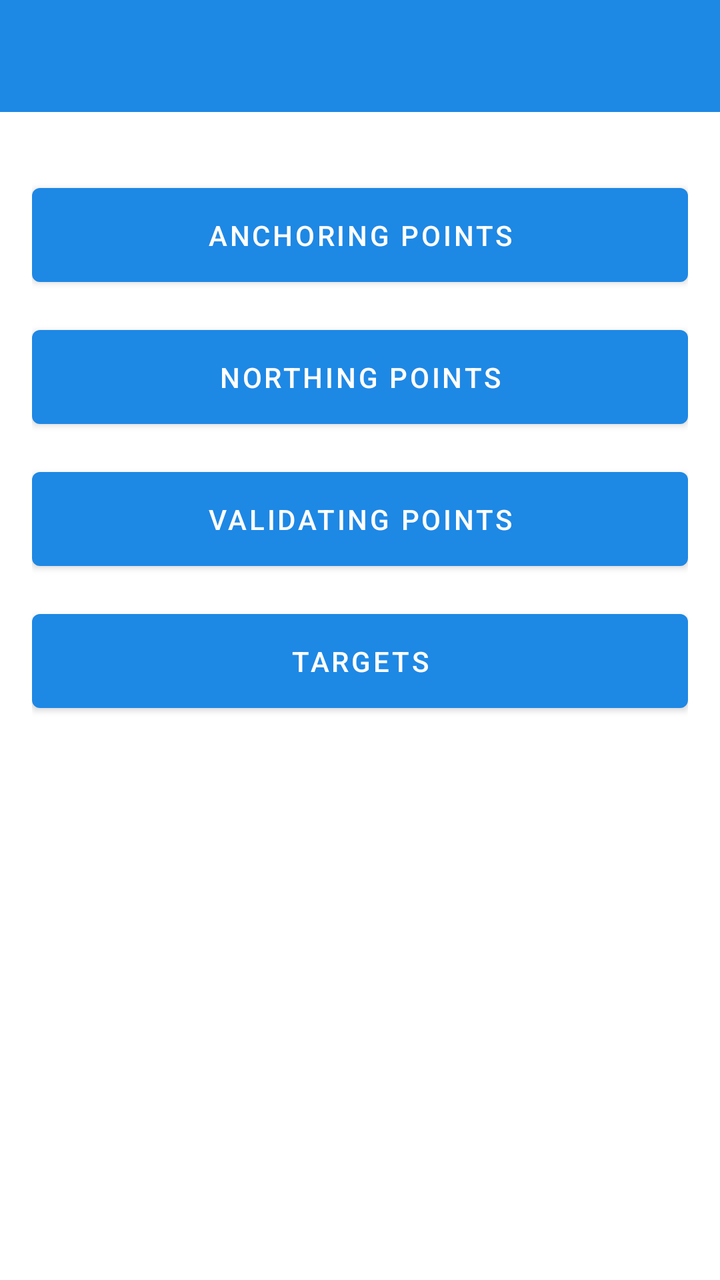
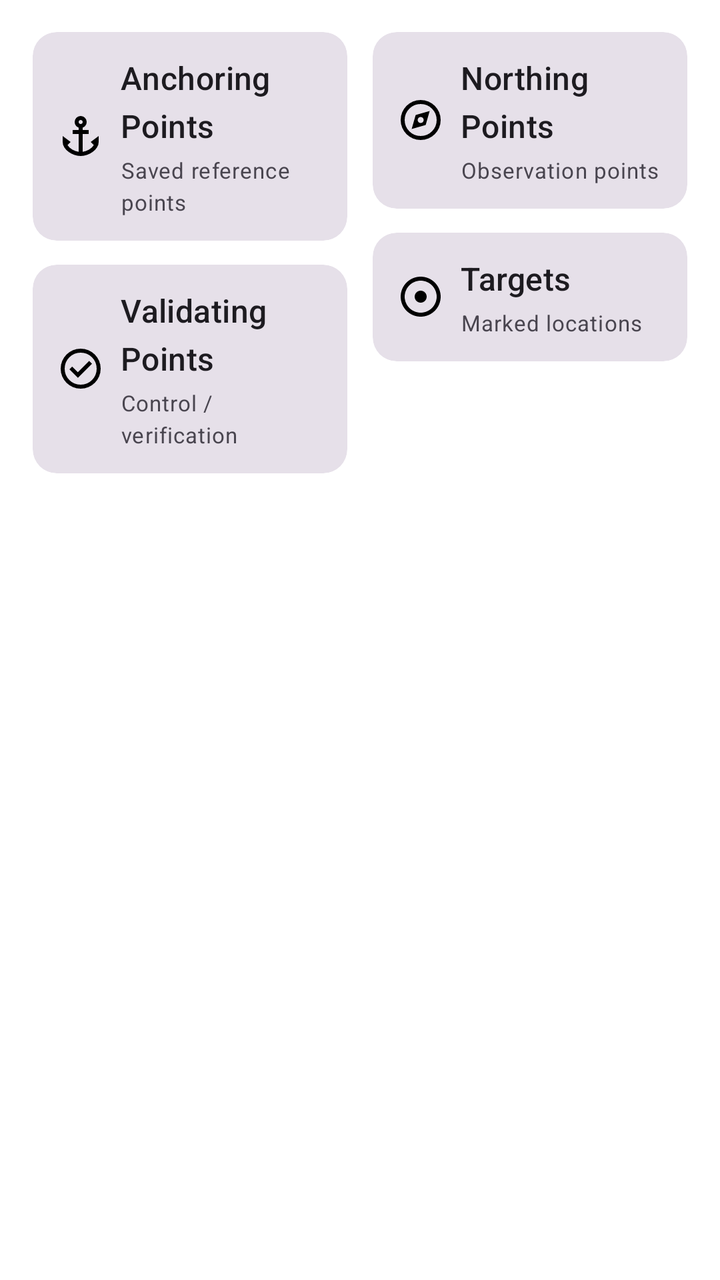

Compare the two renders of this Android layout. The source of the first and the diff that turns it into the second are given below.
<!-- AndroidManifest.xml: application theme Theme.LandNv4 -->
<!-- res/layout/activity_data_bank.xml -->
<?xml version="1.0" encoding="utf-8"?>
<LinearLayout xmlns:android="http://schemas.android.com/apk/res/android"
    xmlns:app="http://schemas.android.com/apk/res-auto"
    android:layout_width="match_parent"
    android:layout_height="match_parent"
    android:orientation="vertical">

    <include layout="@layout/include_toolbar"/>

    <androidx.constraintlayout.widget.ConstraintLayout
        android:id="@+id/data_bank_root"
        android:layout_width="match_parent"
        android:layout_height="0dp"
        android:layout_weight="1"
        android:padding="16dp">


        

        <androidx.constraintlayout.widget.ConstraintLayout
            android:id="@+id/buttonsContainer"
            android:layout_width="0dp"
            android:layout_height="0dp"
            android:layout_marginTop="16dp"
            app:layout_constraintTop_toTopOf="parent"
            app:layout_constraintBottom_toBottomOf="parent"
            app:layout_constraintStart_toStartOf="parent"
            app:layout_constraintEnd_toEndOf="parent">

            <Button
                android:id="@+id/btnAnchoring"
                android:layout_width="0dp"
                android:layout_height="wrap_content"
                android:text="Anchoring Points"
                android:padding="14dp"
                app:layout_constraintTop_toTopOf="parent"
                app:layout_constraintStart_toStartOf="parent"
                app:layout_constraintEnd_toEndOf="parent"/>

            <Button
                android:id="@+id/btnNorthing"
                android:layout_width="0dp"
                android:layout_height="wrap_content"
                android:text="Northing Points"
                android:padding="14dp"
                android:layout_marginTop="12dp"
                app:layout_constraintTop_toBottomOf="@id/btnAnchoring"
                app:layout_constraintStart_toStartOf="parent"
                app:layout_constraintEnd_toEndOf="parent"/>

            <Button
                android:id="@+id/btnValidating"
                android:layout_width="0dp"
                android:layout_height="wrap_content"
                android:text="Validating Points"
                android:padding="14dp"
                android:layout_marginTop="12dp"
                app:layout_constraintTop_toBottomOf="@id/btnNorthing"
                app:layout_constraintStart_toStartOf="parent"
                app:layout_constraintEnd_toEndOf="parent"/>

            <Button
                android:id="@+id/btnTargets"
                android:layout_width="0dp"
                android:layout_height="wrap_content"
                android:text="Targets"
                android:padding="14dp"
                android:layout_marginTop="12dp"
                app:layout_constraintTop_toBottomOf="@id/btnValidating"
                app:layout_constraintStart_toStartOf="parent"
                app:layout_constraintEnd_toEndOf="parent"/>

        </androidx.constraintlayout.widget.ConstraintLayout>

    </androidx.constraintlayout.widget.ConstraintLayout>
</LinearLayout>
<!-- res/layout/include_toolbar.xml (included above) -->
<?xml version="1.0" encoding="utf-8"?>
<com.google.android.material.appbar.AppBarLayout
    xmlns:android="http://schemas.android.com/apk/res/android"
    xmlns:app="http://schemas.android.com/apk/res-auto"
    android:layout_width="match_parent"
    android:layout_height="wrap_content"
    android:fitsSystemWindows="true" >

    <com.google.android.material.appbar.MaterialToolbar
        android:id="@+id/toolbar"
        android:layout_width="match_parent"
        android:layout_height="?attr/actionBarSize"
        android:background="?attr/colorPrimary"
        app:titleTextColor="@android:color/white" />
</com.google.android.material.appbar.AppBarLayout>
<!-- resources referenced by this layout -->
<resources>
  <style name="Theme.LandNv4" parent="Theme.MaterialComponents.DayNight.NoActionBar">
          
          <item name="colorPrimary">@color/color_primary</item>
          <item name="colorPrimaryVariant">@color/color_primary_variant</item>
          <item name="colorOnPrimary">@color/color_on_primary</item>
  
          <item name="colorSecondary">@color/color_secondary</item>
          <item name="colorSecondaryVariant">@color/color_secondary_variant</item>
          <item name="colorOnSecondary">@color/color_on_secondary</item>
  
          
          <item name="android:windowBackground">@color/app_background</item>
          <item name="colorSurface">@color/app_surface</item>
          <item name="colorOnSurface">@color/app_on_surface</item>
      </style>
  <color name="color_primary_variant">#1565C0</color>
  <color name="color_secondary_variant">#00897B</color>
  <color name="app_surface">#FFFFFF</color>
  <!-- unchanged entries left out for length: 6 -->
</resources>

<!-- the commit's change to res/layout/activity_data_bank.xml (unified diff, before → after) -->
@@ -1,92 +1,242 @@
 <?xml version="1.0" encoding="utf-8"?>
 <LinearLayout xmlns:android="http://schemas.android.com/apk/res/android"
     xmlns:app="http://schemas.android.com/apk/res-auto"
+    android:id="@+id/data_bank_root"
     android:layout_width="match_parent"
     android:layout_height="match_parent"
     android:orientation="vertical">
 
-    <include layout="@layout/include_toolbar"/>
 
     <androidx.constraintlayout.widget.ConstraintLayout
-        android:id="@+id/data_bank_root"
+
         android:layout_width="match_parent"
-        android:layout_height="0dp"
-        android:layout_weight="1"
+        android:layout_height="match_parent"
         android:padding="16dp">
 
 
         
 
-        <androidx.constraintlayout.widget.ConstraintLayout
-            android:id="@+id/buttonsContainer"
-            android:layout_width="0dp"
-            android:layout_height="0dp"
-            android:layout_marginTop="16dp"
+        
+
+        
+        <com.google.android.material.card.MaterialCardView
+            android:id="@+id/cardAnchoring"
+            style="@style/Widget.Material3.CardView.Filled"
+            android:layout_width="0dp"
+            android:layout_height="wrap_content"
+            app:layout_constraintStart_toStartOf="parent"
+            app:layout_constraintEnd_toStartOf="@id/cardNorthing"
             app:layout_constraintTop_toTopOf="parent"
-            app:layout_constraintBottom_toBottomOf="parent"
+            app:layout_constraintWidth_percent="0.48"
+            android:layout_gravity="fill_horizontal"
+            android:clickable="true"
+            android:focusable="true"
+            android:foreground="?attr/selectableItemBackground">
+
+            <LinearLayout
+                android:layout_width="match_parent"
+                android:layout_height="wrap_content"
+                android:orientation="horizontal"
+                android:gravity="center_vertical"
+                android:padding="12dp">
+
+                <ImageView
+                    android:layout_width="24dp"
+                    android:layout_height="24dp"
+                    android:src="@drawable/ic_anchor"
+                    android:contentDescription="@null"/>
+
+                <LinearLayout
+                    android:layout_width="match_parent"
+                    android:layout_height="wrap_content"
+                    android:orientation="vertical"
+                    android:layout_marginLeft="8dp">
+
+                    <TextView
+                        android:layout_width="wrap_content"
+                        android:layout_height="wrap_content"
+                        android:text="Anchoring Points"
+                        android:textAppearance="?attr/textAppearanceTitleMedium"
+                        />
+
+                    <TextView
+                        android:layout_width="wrap_content"
+                        android:layout_height="wrap_content"
+                        android:layout_marginTop="4dp"
+                        android:text="Saved reference points"
+                        android:textAppearance="?attr/textAppearanceBodySmall"
+                        android:textSize="11sp"/>
+                </LinearLayout>
+
+            </LinearLayout>
+
+        </com.google.android.material.card.MaterialCardView>
+
+
+        
+        <com.google.android.material.card.MaterialCardView
+            android:id="@+id/cardNorthing"
+            style="@style/Widget.Material3.CardView.Filled"
+            android:layout_width="0dp"
+            android:layout_height="wrap_content"
+            app:layout_constraintStart_toEndOf="@id/cardAnchoring"
+            app:layout_constraintEnd_toEndOf="parent"
+            app:layout_constraintTop_toTopOf="parent"
+            app:layout_constraintWidth_percent="0.48"
+            android:layout_marginStart="12dp"
+            android:layout_gravity="fill_horizontal"
+            android:clickable="true"
+            android:focusable="true"
+            android:foreground="?attr/selectableItemBackground">
+
+            <LinearLayout
+                android:layout_width="match_parent"
+                android:layout_height="wrap_content"
+                android:orientation="horizontal"
+                android:gravity="center_vertical"
+                android:padding="12dp">
+
+                <ImageView
+                    android:layout_width="24dp"
+                    android:layout_height="24dp"
+                    android:src="@drawable/ic_compass"
+                    android:contentDescription="@null"/>
+
+                <LinearLayout
+                    android:layout_width="match_parent"
+                    android:layout_height="wrap_content"
+                    android:orientation="vertical"
+                    android:layout_marginLeft="8dp">
+
+                    <TextView
+                        android:layout_width="wrap_content"
+                        android:layout_height="wrap_content"
+                        android:text="Northing Points"
+                        android:textAppearance="?attr/textAppearanceTitleMedium"/>
+
+                    <TextView
+                        android:layout_width="wrap_content"
+                        android:layout_height="wrap_content"
+                        android:layout_marginTop="4dp"
+                        android:text="Observation points"
+                        android:textAppearance="?attr/textAppearanceBodySmall"
+                        android:textSize="11sp"/>
+                </LinearLayout>
+            </LinearLayout>
+
+
+        </com.google.android.material.card.MaterialCardView>
+
+
+        
+        <com.google.android.material.card.MaterialCardView
+            android:id="@+id/cardValidating"
+            style="@style/Widget.Material3.CardView.Filled"
+            android:layout_width="0dp"
+            android:layout_height="wrap_content"
+            android:layout_marginTop="12dp"
             app:layout_constraintStart_toStartOf="parent"
-            app:layout_constraintEnd_toEndOf="parent">
-
-            <Button
-                android:id="@+id/btnAnchoring"
-                android:layout_width="0dp"
-                android:layout_height="wrap_content"
-                android:text="Anchoring Points"
-                android:padding="14dp"
-                app:layout_constraintTop_toTopOf="parent"
-                app:layout_constraintStart_toStartOf="parent"
-                app:layout_constraintEnd_toEndOf="parent"/>
-
-            <Button
-                android:id="@+id/btnNorthing"
-                android:layout_width="0dp"
-                android:layout_height="wrap_content"
-                android:text="Northing Points"
-                android:padding="14dp"
-                android:layout_marginTop="12dp"
-                app:layout_constraintTop_toBottomOf="@id/btnAnchoring"
-                app:layout_constraintStart_toStartOf="parent"
-                app:layout_constraintEnd_toEndOf="parent"/>
-
-            <Button
-                android:id="@+id/btnValidating"
-                android:layout_width="0dp"
-                android:layout_height="wrap_content"
-                android:text="Validating Points"
-                android:padding="14dp"
-                android:layout_marginTop="12dp"
-                app:layout_constraintTop_toBottomOf="@id/btnNorthing"
-                app:layout_constraintStart_toStartOf="parent"
-                app:layout_constraintEnd_toEndOf="parent"/>
-
-            <Button
-                android:id="@+id/btnTargets"
-                android:layout_width="0dp"
-                android:layout_height="wrap_content"
-                android:text="Targets"
-                android:padding="14dp"
-                android:layout_marginTop="12dp"
-                app:layout_constraintTop_toBottomOf="@id/btnValidating"
-                app:layout_constraintStart_toStartOf="parent"
-                app:layout_constraintEnd_toEndOf="parent"/>
-
-        </androidx.constraintlayout.widget.ConstraintLayout>
+            app:layout_constraintEnd_toStartOf="@id/cardTargets"
+            app:layout_constraintTop_toBottomOf="@id/cardAnchoring"
+            app:layout_constraintWidth_percent="0.48"
+            android:layout_gravity="fill_horizontal"
+            android:clickable="true"
+            android:focusable="true"
+            android:foreground="?attr/selectableItemBackground">
+
+            <LinearLayout
+                android:layout_width="match_parent"
+                android:layout_height="wrap_content"
+                android:orientation="horizontal"
+                android:gravity="center_vertical"
+                android:padding="12dp">
+
+                <ImageView
+                    android:layout_width="24dp"
+                    android:layout_height="24dp"
+                    android:src="@drawable/ic_check"
+                    android:contentDescription="@null"/>
+
+                <LinearLayout
+                    android:layout_width="match_parent"
+                    android:layout_height="wrap_content"
+                    android:orientation="vertical"
+                    android:layout_marginLeft="8dp">
+
+                    <TextView
+                        android:layout_width="wrap_content"
+                        android:layout_height="wrap_content"
+                        android:text="Validating Points"
+                        android:textAppearance="?attr/textAppearanceTitleMedium"/>
+
+                    <TextView
+                        android:layout_width="wrap_content"
+                        android:layout_height="wrap_content"
+                        android:layout_marginTop="4dp"
+                        android:text="Control / verification"
+                        android:textAppearance="?attr/textAppearanceBodySmall"
+                        android:textSize="11sp"/>
+                </LinearLayout>
+            </LinearLayout>
+
+
+        </com.google.android.material.card.MaterialCardView>
+
+
+        
+        <com.google.android.material.card.MaterialCardView
+            android:id="@+id/cardTargets"
+            style="@style/Widget.Material3.CardView.Filled"
+            android:layout_width="0dp"
+            android:layout_height="wrap_content"
+            android:layout_marginTop="12dp"
+            app:layout_constraintStart_toEndOf="@id/cardValidating"
+            app:layout_constraintEnd_toEndOf="parent"
+            app:layout_constraintTop_toBottomOf="@id/cardNorthing"
+            app:layout_constraintWidth_percent="0.48"
+            android:layout_marginStart="12dp"
+            android:layout_gravity="fill_horizontal"
+            android:clickable="true"
+            android:focusable="true"
+            android:foreground="?attr/selectableItemBackground">
+
+            <LinearLayout
+                android:layout_width="match_parent"
+                android:layout_height="wrap_content"
+                android:orientation="horizontal"
+                android:gravity="center_vertical"
+                android:padding="12dp">
+
+                <ImageView
+                    android:layout_width="24dp"
+                    android:layout_height="24dp"
+                    android:src="@drawable/ic_target"
+                    android:contentDescription="@null"/>
+
+                <LinearLayout
+                    android:layout_width="match_parent"
+                    android:layout_height="wrap_content"
+                    android:orientation="vertical"
+                    android:layout_marginLeft="8dp">
+
+                    <TextView
+                        android:layout_width="wrap_content"
+                        android:layout_height="wrap_content"
+                        android:text="Targets"
+                        android:textAppearance="?attr/textAppearanceTitleMedium"/>
+
+                    <TextView
+                        android:layout_width="wrap_content"
+                        android:layout_height="wrap_content"
+                        android:layout_marginTop="4dp"
+                        android:text="Marked locations"
+                        android:textAppearance="?attr/textAppearanceBodySmall"
+                        android:textSize="11sp"/>
+                </LinearLayout>
+            </LinearLayout>
+
+        </com.google.android.material.card.MaterialCardView>
+
 
     </androidx.constraintlayout.widget.ConstraintLayout>
 </LinearLayout>
-<!-- res/layout/include_toolbar.xml (included above) -->
-<?xml version="1.0" encoding="utf-8"?>
-<com.google.android.material.appbar.AppBarLayout
-    xmlns:android="http://schemas.android.com/apk/res/android"
-    xmlns:app="http://schemas.android.com/apk/res-auto"
-    android:layout_width="match_parent"
-    android:layout_height="wrap_content"
-    android:fitsSystemWindows="true" >
-
-    <com.google.android.material.appbar.MaterialToolbar
-        android:id="@+id/toolbar"
-        android:layout_width="match_parent"
-        android:layout_height="?attr/actionBarSize"
-        android:background="?attr/colorPrimary"
-        app:titleTextColor="@android:color/white" />
-</com.google.android.material.appbar.AppBarLayout>
<!-- resource entries referenced after the edit -->
@@ -1,23 +1,60 @@
 <!-- resources referenced by this layout -->
 <resources>
-  <style name="Theme.LandNv4" parent="Theme.MaterialComponents.DayNight.NoActionBar">
+  <!-- drawable ic_anchor (drawable) -->
+  <vector xmlns:android="http://schemas.android.com/apk/res/android" android:height="24dp" android:tint="#000000" android:viewportHeight="960" android:viewportWidth="960" android:width="24dp">
+        
+      <path android:fillColor="@android:color/white" android:pathData="M480,880Q419,880 355,858Q291,836 239,798Q187,760 153.5,709Q120,658 120,600L120,480L280,600L218,662Q247,713 310,750Q373,787 440,797L440,440L320,440L320,360L440,360L440,313Q405,300 382.5,269.5Q360,239 360,200Q360,150 395,115Q430,80 480,80Q530,80 565,115Q600,150 600,200Q600,239 577.5,269.5Q555,300 520,313L520,360L640,360L640,440L520,440L520,797Q587,787 650,750Q713,713 742,662L680,600L840,480L840,600Q840,658 806.5,709Q773,760 721,798Q669,836 605,858Q541,880 480,880ZM480,240Q497,240 508.5,228.5Q520,217 520,200Q520,183 508.5,171.5Q497,160 480,160Q463,160 451.5,171.5Q440,183 440,200Q440,217 451.5,228.5Q463,240 480,240Z"/>
+      
+  </vector>
+  <!-- drawable ic_check (drawable) -->
+  <vector xmlns:android="http://schemas.android.com/apk/res/android" android:height="24dp" android:tint="#000000" android:viewportHeight="960" android:viewportWidth="960" android:width="24dp">
+        
+      <path android:fillColor="@android:color/white" android:pathData="M424,664L706,382L650,326L424,552L310,438L254,494L424,664ZM480,880Q397,880 324,848.5Q251,817 197,763Q143,709 111.5,636Q80,563 80,480Q80,397 111.5,324Q143,251 197,197Q251,143 324,111.5Q397,80 480,80Q563,80 636,111.5Q709,143 763,197Q817,251 848.5,324Q880,397 880,480Q880,563 848.5,636Q817,709 763,763Q709,817 636,848.5Q563,880 480,880ZM480,800Q614,800 707,707Q800,614 800,480Q800,346 707,253Q614,160 480,160Q346,160 253,253Q160,346 160,480Q160,614 253,707Q346,800 480,800ZM480,480Q480,480 480,480Q480,480 480,480Q480,480 480,480Q480,480 480,480Q480,480 480,480Q480,480 480,480Q480,480 480,480Q480,480 480,480Z"/>
+      
+  </vector>
+  <!-- drawable ic_compass (drawable) -->
+  <vector xmlns:android="http://schemas.android.com/apk/res/android" android:height="24dp" android:tint="#000000" android:viewportHeight="960" android:viewportWidth="960" android:width="24dp">
+        
+      <path android:fillColor="@android:color/white" android:pathData="M300,660L580,580L660,300L380,380L300,660ZM480,540Q455,540 437.5,522.5Q420,505 420,480Q420,455 437.5,437.5Q455,420 480,420Q505,420 522.5,437.5Q540,455 540,480Q540,505 522.5,522.5Q505,540 480,540ZM480,880Q397,880 324,848.5Q251,817 197,763Q143,709 111.5,636Q80,563 80,480Q80,397 111.5,324Q143,251 197,197Q251,143 324,111.5Q397,80 480,80Q563,80 636,111.5Q709,143 763,197Q817,251 848.5,324Q880,397 880,480Q880,563 848.5,636Q817,709 763,763Q709,817 636,848.5Q563,880 480,880ZM480,800Q613,800 706.5,706.5Q800,613 800,480Q800,347 706.5,253.5Q613,160 480,160Q347,160 253.5,253.5Q160,347 160,480Q160,613 253.5,706.5Q347,800 480,800ZM480,480Q480,480 480,480Q480,480 480,480Q480,480 480,480Q480,480 480,480Q480,480 480,480Q480,480 480,480Q480,480 480,480Q480,480 480,480Z"/>
+      
+  </vector>
+  <!-- drawable ic_target (drawable) -->
+  <vector xmlns:android="http://schemas.android.com/apk/res/android" android:height="24dp" android:tint="#000000" android:viewportHeight="24" android:viewportWidth="24" android:width="24dp">
+        
+      <path android:fillColor="@android:color/white" android:pathData="M12,2C6.49,2 2,6.49 2,12s4.49,10 10,10 10,-4.49 10,-10S17.51,2 12,2zM12,20c-4.41,0 -8,-3.59 -8,-8s3.59,-8 8,-8 8,3.59 8,8 -3.59,8 -8,8zM15,12c0,1.66 -1.34,3 -3,3s-3,-1.34 -3,-3 1.34,-3 3,-3 3,1.34 3,3z"/>
+      
+  </vector>
+  <style name="Theme.LandNv4" parent="Theme.Material3.DayNight.NoActionBar">
+  
           
           <item name="colorPrimary">@color/color_primary</item>
-          <item name="colorPrimaryVariant">@color/color_primary_variant</item>
           <item name="colorOnPrimary">@color/color_on_primary</item>
-  
           <item name="colorSecondary">@color/color_secondary</item>
-          <item name="colorSecondaryVariant">@color/color_secondary_variant</item>
           <item name="colorOnSecondary">@color/color_on_secondary</item>
   
           
           <item name="android:windowBackground">@color/app_background</item>
-          <item name="colorSurface">@color/app_surface</item>
+  
           <item name="colorOnSurface">@color/app_on_surface</item>
+  
+          
+          <item name="colorSurface">#F5F5F5</item>
+          <item name="colorSurfaceVariant">#EEEEEE</item>
+          <item name="colorSurfaceContainer">#F2F2F2</item>
+          <item name="colorSurfaceContainerLow">#F7F7F7</item>
+  
+          
+          <item name="android:statusBarColor">@android:color/transparent</item>
+          <item name="android:navigationBarColor">@android:color/transparent</item>
+  
+          
+          <item name="android:enforceStatusBarContrast">false</item>
+          <item name="android:enforceNavigationBarContrast">false</item>
+          <item name="android:windowLightStatusBar">false</item>
+          <item name="android:windowLightNavigationBar">false</item>
+  
+  
       </style>
-  <color name="color_primary_variant">#1565C0</color>
-  <color name="color_secondary_variant">#00897B</color>
-  <color name="app_surface">#FFFFFF</color>
   <!-- unchanged entries left out for length: 6 -->
 </resources>
 
